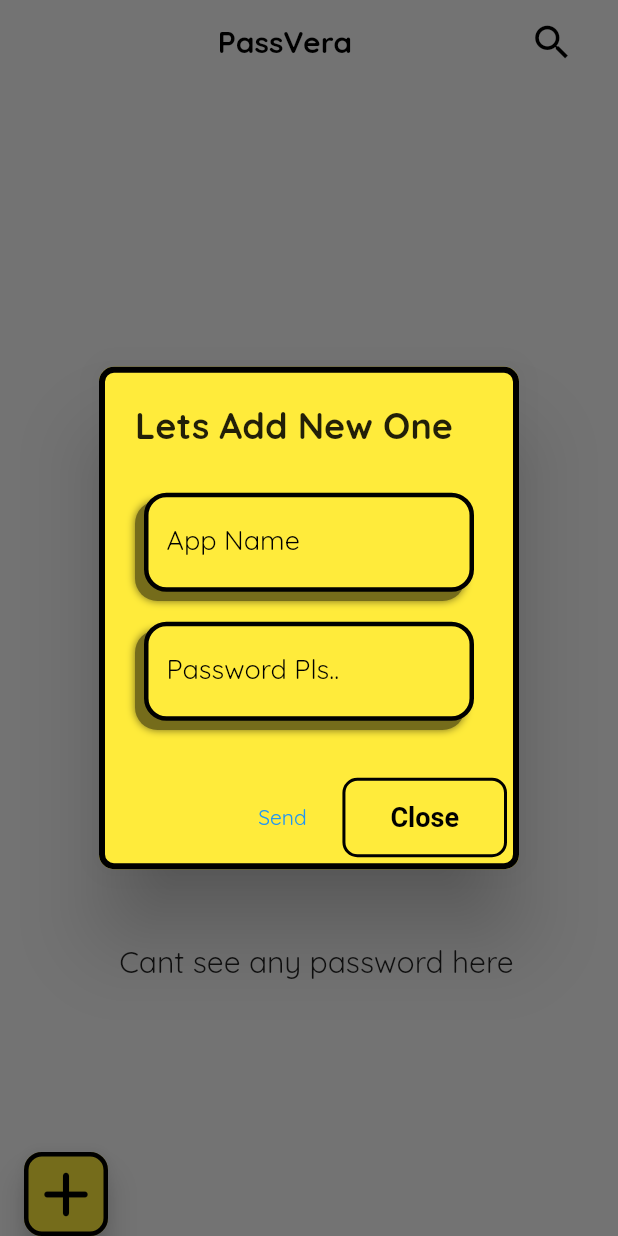
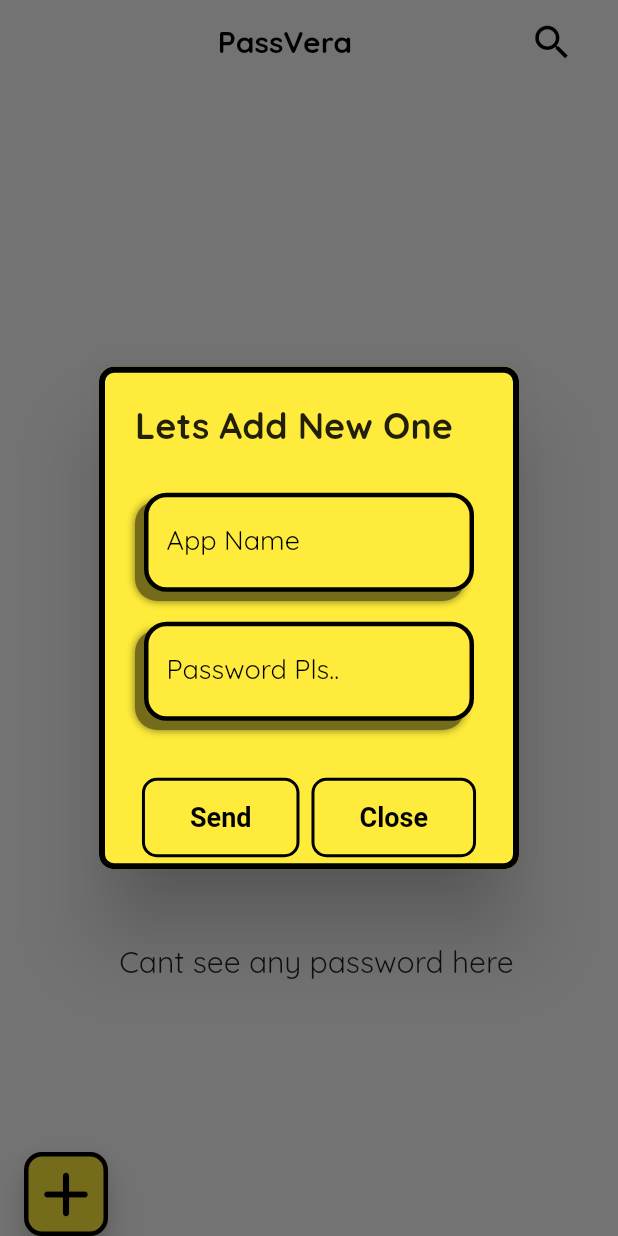
Before and after one commit to alper50/passvera, a Flutter app: the screen it shows after launch, after a tap on the "add" icon, on a phone screen of 412 x 824 dp. Run offline on Flutter 3.47's test engine with Material 2 defaults, Android fonts, the phone set to English and light mode, and no system bars; our stand-ins replace auto_route, bloc, dartz, flutter_bloc, flutter_secure_storage, freezed_annotation and 4 more.

Commit message:
for dialog ui fix

```diff
--- a/lib/presentation/core/widgets/form_dialog.dart
+++ b/lib/presentation/core/widgets/form_dialog.dart
@@ -3,14 +3,15 @@ import 'package:passvera/presentation/core/theme/text_styles.dart';
 
 void showFormDialog(
     {required BuildContext context,
-    required void Function()? onPressed,
-    String? title='Lets Add New One',
+    required void Function() onPressed,
+    String? title = 'Lets Add New One',
     TextEditingController? controllerAppKey,
     TextEditingController? controllerAppValue}) {
   showDialog(
     context: context,
     builder: (BuildContext context) {
       return AlertDialog(
+        actionsAlignment: MainAxisAlignment.center,
         backgroundColor: Colors.yellow,
         contentPadding: EdgeInsets.all(30),
         shape: RoundedRectangleBorder(
@@ -42,12 +43,33 @@ void showFormDialog(
           ),
         ),
         actions: [
-          TextButton(
-            onPressed: onPressed,
-            child: Text('Send'),
+          MyFormButton(
+            title: 'Send',
+            onPressed: () => onPressed(),
           ),
-          ElevatedButton(
-            child: Text('Close'),
+          MyFormButton(
+            title: 'Close',
+            onPressed: () => Navigator.of(context).pop(),
+          ),
+        ],
+      );
+    },
+  );
+}
+
+class MyFormButton extends StatelessWidget {
+  const MyFormButton({
+    super.key,
+    required this.title,
+    required this.onPressed,
+  });
+  final String title;
+  final void Function() onPressed;
+
+  @override
+  Widget build(BuildContext context) {
+    return ElevatedButton(
+      child: Text(title),
       style: ElevatedButton.styleFrom(
         primary: Colors.yellow,
         onPrimary: Colors.black,
@@ -68,14 +90,9 @@ void showFormDialog(
         ),
         elevation: 0.0,
       ),
-            onPressed: () {
-              Navigator.of(context).pop();
-            },
-          ),
-        ],
+      onPressed: () => onPressed(),
     );
-    },
-  );
+  }
 }
 
 class MyTextField extends StatelessWidget {
```
Lines whose indentation alone changed are shown as unchanged.
